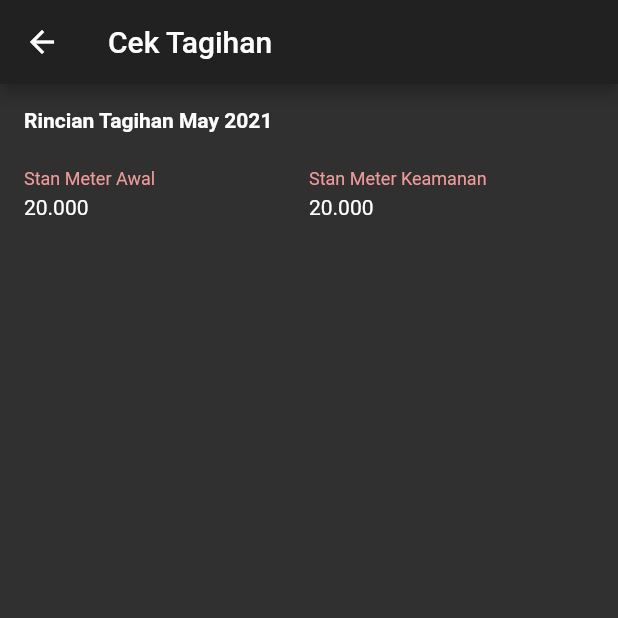
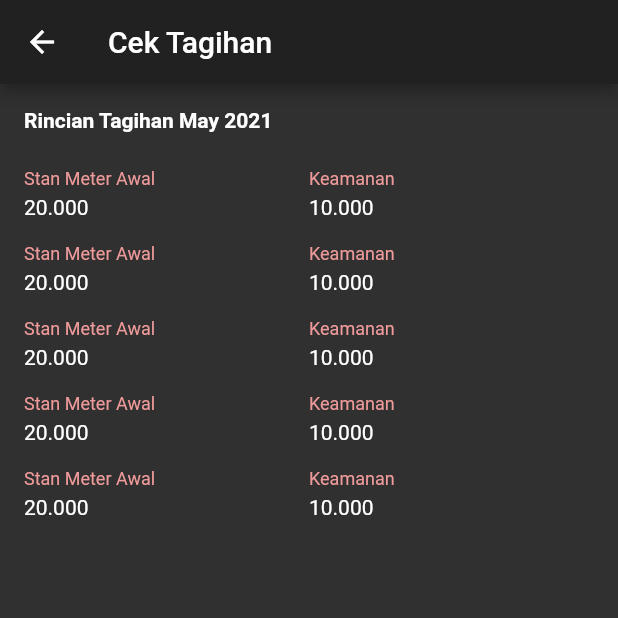
Before and after one commit to Fizhu/Housing-Payment, a Flutter app: the TagihanPage screen opened by its route, on a phone screen of 412 x 824 dp, the top half of it. Run offline on Flutter 3.47's test engine with Material 2 defaults, Android fonts, the light colour scheme and no system bars; our stand-ins replace bloc, dio, equatable, flutter_bloc, flutter_svg, fluttertoast and 2 more; accounts and stored records are empty; generated files the repository leaves out were written again.

Commit message:
update tagihan items

```diff
--- a/lib/ui/warga/cektagihan/tagihan.dart
+++ b/lib/ui/warga/cektagihan/tagihan.dart
@@ -24,6 +24,42 @@ class _TagihanPageState extends State<TagihanPage> {
         style: TextStyle(fontSize: 12.0, color: Colors.red[200]),
       );
 
+  _itemContent(String title, String value) => [
+        _textTitle(title),
+        SizedBox(
+          height: 4.0,
+        ),
+        Text(value),
+      ];
+
+  _leftContent() {
+    List<Widget> list = [];
+    list.addAll(_itemContent("Stan Meter Awal", '20.000'));
+    list.add(SizedBox(height: 16.0,));
+    list.addAll(_itemContent("Stan Meter Awal", '20.000'));
+    list.add(SizedBox(height: 16.0,));
+    list.addAll(_itemContent("Stan Meter Awal", '20.000'));
+    list.add(SizedBox(height: 16.0,));
+    list.addAll(_itemContent("Stan Meter Awal", '20.000'));
+    list.add(SizedBox(height: 16.0,));
+    list.addAll(_itemContent("Stan Meter Awal", '20.000'));
+    return list;
+  }
+
+  _rightContent() {
+    List<Widget> list = [];
+    list.addAll(_itemContent("Keamanan", '10.000'));
+    list.add(SizedBox(height: 16.0,));
+    list.addAll(_itemContent("Keamanan", '10.000'));
+    list.add(SizedBox(height: 16.0,));
+    list.addAll(_itemContent("Keamanan", '10.000'));
+    list.add(SizedBox(height: 16.0,));
+    list.addAll(_itemContent("Keamanan", '10.000'));
+    list.add(SizedBox(height: 16.0,));
+    list.addAll(_itemContent("Keamanan", '10.000'));
+    return list;
+  }
+
   Widget _tagihanContent() {
     return SingleChildScrollView(
       child: ConstrainedBox(
@@ -42,7 +78,9 @@ class _TagihanPageState extends State<TagihanPage> {
                   'Rincian Tagihan ' + _formatter.format(_now),
                   style: TextStyle(fontWeight: FontWeight.bold),
                 ),
-                SizedBox(height: 24.0,),
+                SizedBox(
+                  height: 24.0,
+                ),
                 Row(
                   children: [
                     Expanded(
@@ -50,22 +88,14 @@ class _TagihanPageState extends State<TagihanPage> {
                         child: Column(
                           mainAxisSize: MainAxisSize.min,
                           crossAxisAlignment: CrossAxisAlignment.stretch,
-                          children: [
-                            _textTitle('Stan Meter Awal'),
-                            SizedBox(height: 4.0,),
-                            Text('20.000'),
-                          ],
+                          children: _leftContent()
                         )),
                     Expanded(
                         flex: 1,
                         child: Column(
                           mainAxisSize: MainAxisSize.min,
                           crossAxisAlignment: CrossAxisAlignment.stretch,
-                          children: [
-                            _textTitle('Stan Meter Keamanan'),
-                            SizedBox(height: 4.0,),
-                            Text('20.000'),
-                          ],
+                          children: _rightContent()
                         )),
                   ],
                 ),
@@ -81,9 +111,7 @@ class _TagihanPageState extends State<TagihanPage> {
   Widget build(BuildContext context) {
     return Scaffold(
       appBar: _appBar(),
-      body: SafeArea(
-        child: _tagihanContent()
-      ),
+      body: SafeArea(child: _tagihanContent()),
     );
   }
 }
```
